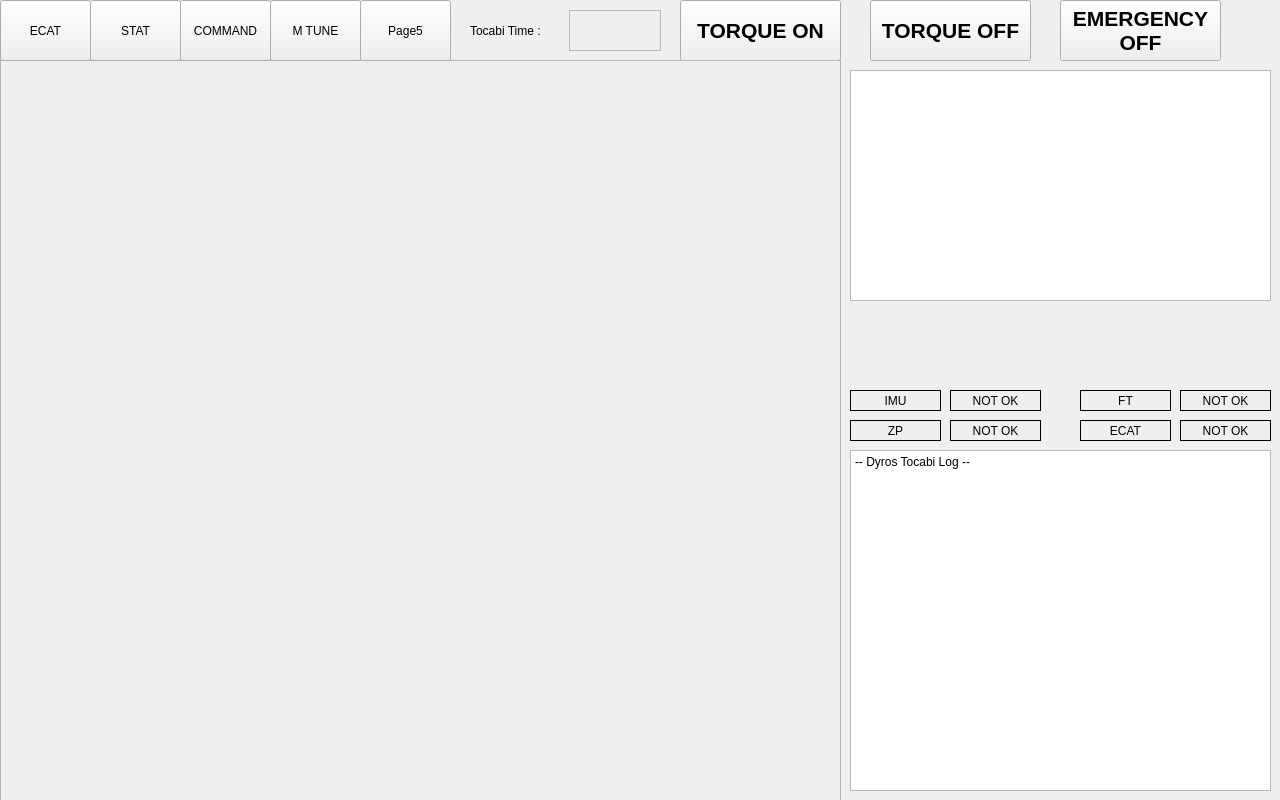
Above: tocabi_gui/src/tocabi_gui.ui from saga0619/dyros_tocabi before the change. Below: the same form after it.
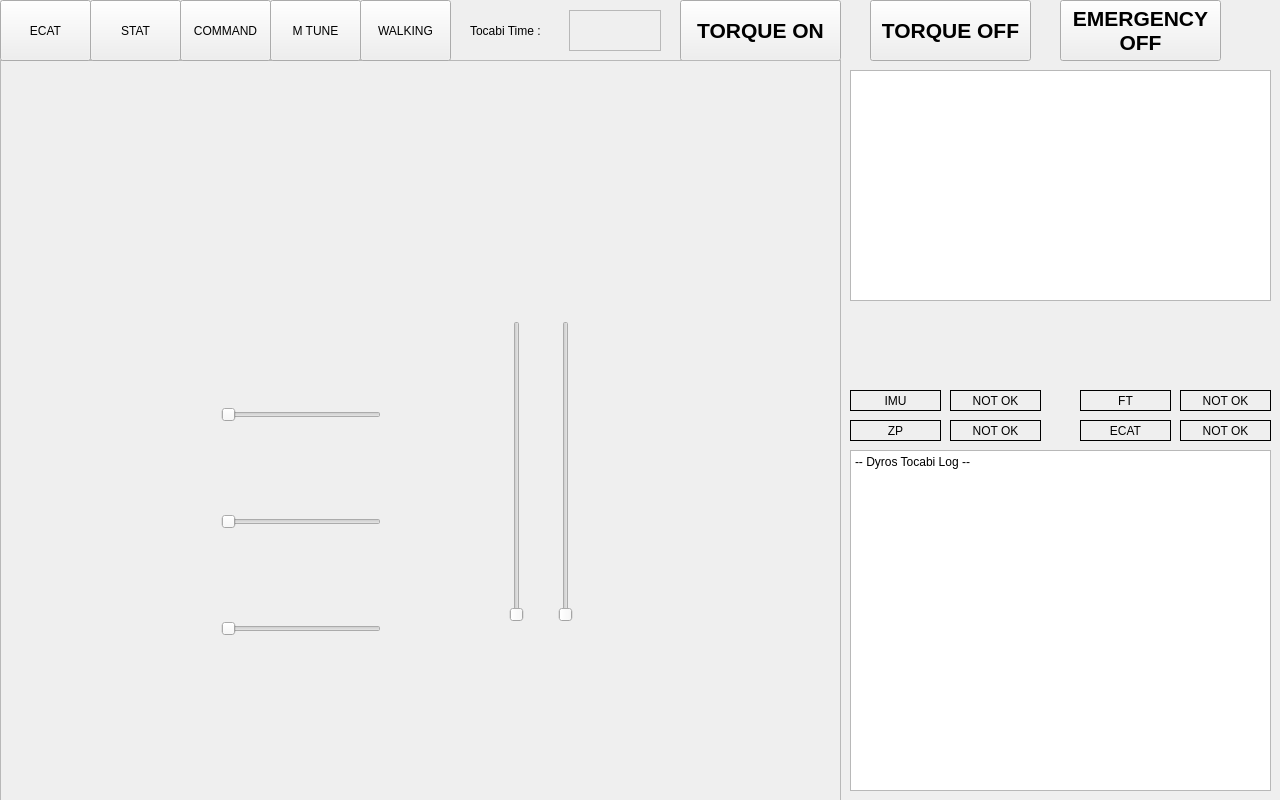
That is the form after the change.

The edit to the form file:
```diff
--- a/tocabi_gui/src/tocabi_gui.ui
+++ b/tocabi_gui/src/tocabi_gui.ui
@@ -105,7 +105,7 @@
     <enum>QFrame::StyledPanel</enum>
    </property>
    <property name="currentIndex">
-    <number>3</number>
+    <number>4</number>
    </property>
    <widget class="QWidget" name="ECAT">
     <widget class="QLabel" name="label_33">
@@ -2388,7 +2388,6 @@
      </widget>
     </widget>
    </widget>
-   <widget class="QWidget" name="page_2"/>
    <widget class="QWidget" name="page">
     <widget class="QLabel" name="label_39">
      <property name="geometry">
@@ -2544,6 +2543,85 @@
      </property>
     </widget>
    </widget>
+   <widget class="QWidget" name="Walking">
+    <widget class="QWidget" name="verticalLayoutWidget_26">
+     <property name="geometry">
+      <rect>
+       <x>220</x>
+       <y>260</y>
+       <width>160</width>
+       <height>401</height>
+      </rect>
+     </property>
+     <layout class="QVBoxLayout" name="verticalLayout_16">
+      <item>
+       <widget class="QSlider" name="horizontalSlider_2">
+        <property name="minimum">
+         <number>0</number>
+        </property>
+        <property name="singleStep">
+         <number>0</number>
+        </property>
+        <property name="pageStep">
+         <number>10</number>
+        </property>
+        <property name="value">
+         <number>0</number>
+        </property>
+        <property name="orientation">
+         <enum>Qt::Horizontal</enum>
+        </property>
+        <property name="tickPosition">
+         <enum>QSlider::NoTicks</enum>
+        </property>
+        <property name="tickInterval">
+         <number>0</number>
+        </property>
+       </widget>
+      </item>
+      <item>
+       <widget class="QSlider" name="walking_speed_slider">
+        <property name="orientation">
+         <enum>Qt::Horizontal</enum>
+        </property>
+       </widget>
+      </item>
+      <item>
+       <widget class="QSlider" name="horizontalSlider_3">
+        <property name="orientation">
+         <enum>Qt::Horizontal</enum>
+        </property>
+       </widget>
+      </item>
+     </layout>
+    </widget>
+    <widget class="QWidget" name="horizontalLayoutWidget_3">
+     <property name="geometry">
+      <rect>
+       <x>480</x>
+       <y>260</y>
+       <width>121</width>
+       <height>301</height>
+      </rect>
+     </property>
+     <layout class="QHBoxLayout" name="horizontalLayout_5">
+      <item>
+       <widget class="QSlider" name="verticalSlider">
+        <property name="orientation">
+         <enum>Qt::Vertical</enum>
+        </property>
+       </widget>
+      </item>
+      <item>
+       <widget class="QSlider" name="verticalSlider_2">
+        <property name="orientation">
+         <enum>Qt::Vertical</enum>
+        </property>
+       </widget>
+      </item>
+     </layout>
+    </widget>
+   </widget>
   </widget>
   <widget class="QPushButton" name="ecat_btn">
    <property name="geometry">
@@ -2607,7 +2685,7 @@
     </rect>
    </property>
    <property name="text">
-    <string>Page5</string>
+    <string>WALKING</string>
    </property>
   </widget>
   <widget class="QPushButton" name="torqueoff_button">
```
